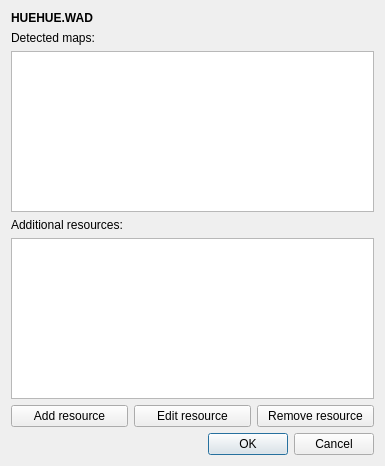
Qt form openmapdialog.ui (jewalky/TestShit) before a commit.
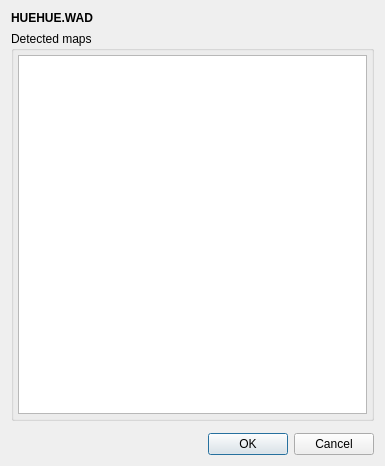
The same form after that commit. Custom widgets are drawn as their Qt base class.

```diff
--- a/openmapdialog.ui
+++ b/openmapdialog.ui
@@ -52,49 +52,31 @@
     </widget>
    </item>
    <item>
-    <widget class="QLabel" name="label">
-     <property name="text">
-      <string>Detected maps:</string>
+    <widget class="QGroupBox" name="groupBox">
+     <property name="title">
+      <string>Detected maps</string>
      </property>
+     <layout class="QVBoxLayout" name="verticalLayout_2">
+      <property name="leftMargin">
+       <number>4</number>
+      </property>
+      <property name="topMargin">
+       <number>4</number>
+      </property>
+      <property name="rightMargin">
+       <number>4</number>
+      </property>
+      <property name="bottomMargin">
+       <number>4</number>
+      </property>
+      <item>
+       <widget class="QListWidget" name="list_maps"/>
+      </item>
+     </layout>
     </widget>
    </item>
    <item>
-    <widget class="QListWidget" name="list_maps"/>
-   </item>
-   <item>
-    <widget class="QLabel" name="label_3">
-     <property name="text">
-      <string>Additional resources:</string>
-     </property>
-    </widget>
-   </item>
-   <item>
-    <widget class="QListWidget" name="list_resources"/>
-   </item>
-   <item>
-    <layout class="QHBoxLayout" name="horizontalLayout">
-     <item>
-      <widget class="QPushButton" name="button_addResource">
-       <property name="text">
-        <string>Add resource</string>
-       </property>
-      </widget>
-     </item>
-     <item>
-      <widget class="QPushButton" name="button_editResource">
-       <property name="text">
-        <string>Edit resource</string>
-       </property>
-      </widget>
-     </item>
-     <item>
-      <widget class="QPushButton" name="button_removeResource">
-       <property name="text">
-        <string>Remove resource</string>
-       </property>
-      </widget>
-     </item>
-    </layout>
+    <widget class="ResourceListWidget" name="resourceList" native="true"/>
    </item>
    <item>
     <widget class="QDialogButtonBox" name="buttonBox">
@@ -108,6 +90,14 @@
    </item>
   </layout>
  </widget>
+ <customwidgets>
+  <customwidget>
+   <class>ResourceListWidget</class>
+   <extends>QWidget</extends>
+   <header>resourcelistwidget.h</header>
+   <container>1</container>
+  </customwidget>
+ </customwidgets>
  <resources/>
  <connections>
   <connection>
```
